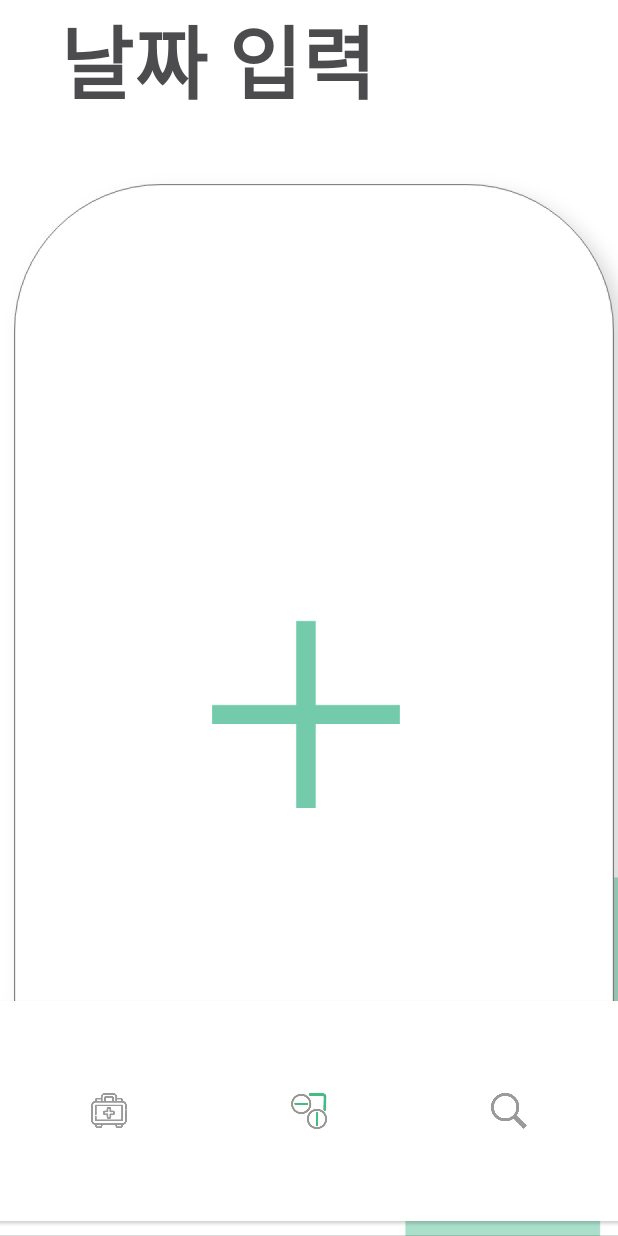
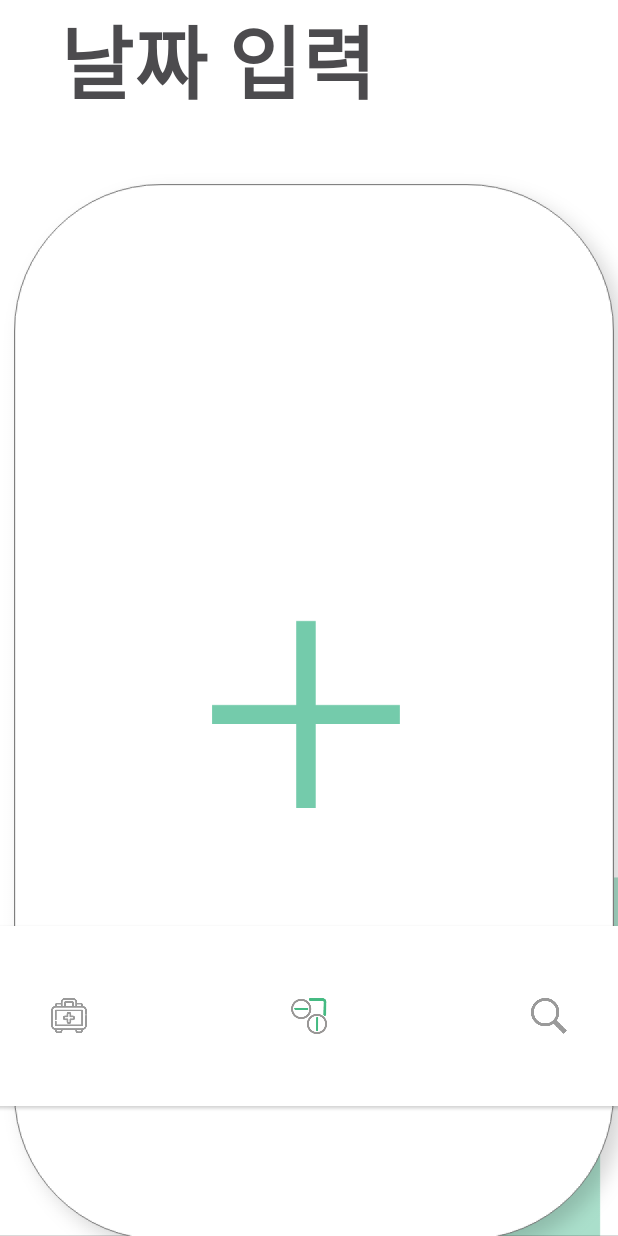
Before and after one commit to eleeje97/UGEUBI-android, an Android app: the screen it shows after launch (MainActivity), on a phone screen of 412 x 824 dp. Run offline under Robolectric (Android 15) with nearby library versions, the phone set to English and light mode, and no system bars.

Commit message:
modify tablayout to float

```diff
--- a/ugeubi/app/src/main/res/layout/activity_main.xml
+++ b/ugeubi/app/src/main/res/layout/activity_main.xml
@@ -1,17 +1,10 @@
 <?xml version="1.0" encoding="utf-8"?>
-
-<LinearLayout xmlns:android="http://schemas.android.com/apk/res/android"
+<FrameLayout
+    xmlns:android="http://schemas.android.com/apk/res/android"
     xmlns:app="http://schemas.android.com/apk/res-auto"
-    xmlns:tools="http://schemas.android.com/tools"
-        android:id="@+id/linearLayout"
-        android:layout_width="match_parent"
-        android:layout_height="match_parent"
-        android:background="@drawable/bg_2"
-        android:orientation="vertical"
-        app:layout_constraintBottom_toBottomOf="parent"
-        app:layout_constraintEnd_toEndOf="parent"
-        app:layout_constraintStart_toStartOf="parent">
-
+    android:layout_height="match_parent"
+    android:layout_width="match_parent"
+    android:background="@drawable/bg_2">
 
         <FrameLayout
             android:id="@+id/container"
@@ -21,11 +14,10 @@
 
         <com.google.android.material.tabs.TabLayout
             android:id="@+id/tabs"
-            android:layout_width="1000px"
-            android:layout_height="220px"
-            android:layout_below="@id/container"
-            android:layout_gravity="center"
-            android:layout_marginBottom="10dp"
+            android:layout_width="1200px"
+            android:layout_height="180px"
+            android:layout_gravity="center_horizontal|bottom"
+            android:layout_marginBottom="130px"
             android:background="@drawable/shape"
             android:elevation="1dp"
             app:tabGravity="fill"
@@ -33,4 +25,5 @@
             app:tabMode="fixed"
             app:tabSelectedTextColor="#45ba8e"
             app:tabTextColor="#737373" />
-</LinearLayout>
+
+</FrameLayout>
--- a/ugeubi/app/src/main/res/layout/activity_ugeubi.xml
+++ b/ugeubi/app/src/main/res/layout/activity_ugeubi.xml
@@ -1,12 +1,8 @@
 <?xml version="1.0" encoding="utf-8"?>
 <androidx.constraintlayout.widget.ConstraintLayout xmlns:android="http://schemas.android.com/apk/res/android"
     xmlns:app="http://schemas.android.com/apk/res-auto"
-    xmlns:tools="http://schemas.android.com/tools"
     android:layout_width="match_parent"
-    android:layout_height="match_parent">
-
-
-
+    android:layout_height="match_parent" >
 
     <TextView
         android:id="@+id/textView"
```
